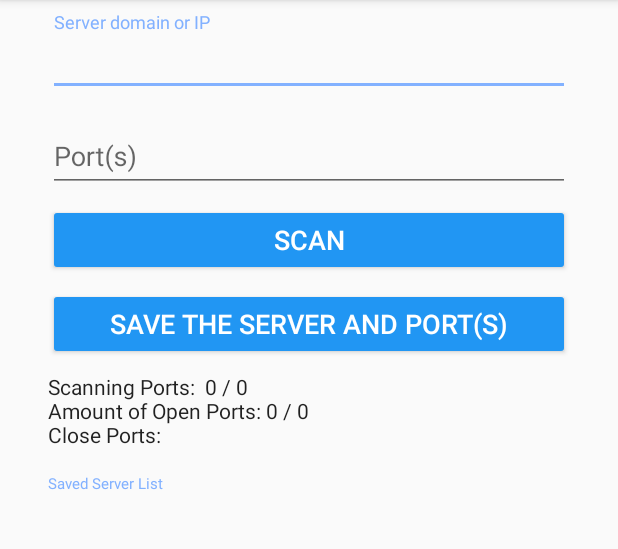
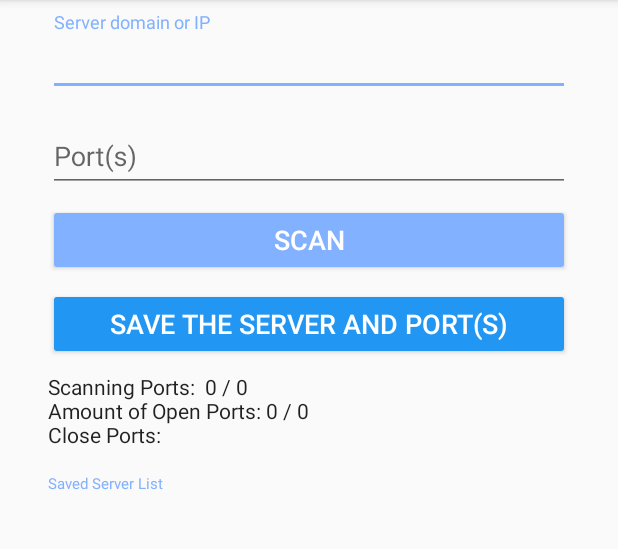
Before and after one commit to owenlsa/CheckPort, an Android app: the screen it shows after launch (MainActivity), after a tap on "SCAN", on a phone screen of 412 x 824 dp, the part 84-633 px from its top. Run offline under Robolectric (Android 15) with nearby library versions, the phone set to English and light mode, and no system bars.

Commit message:
Make SCAN btn looks lighter when SCANNING.

```diff
--- a/app/src/main/java/com/lsa/checkport/MainActivity.java
+++ b/app/src/main/java/com/lsa/checkport/MainActivity.java
@@ -1,12 +1,15 @@
 package com.lsa.checkport;
 
 import android.annotation.SuppressLint;
+import android.content.res.ColorStateList;
+import android.graphics.drawable.Drawable;
 import android.os.Bundle;
 import android.os.Handler;
 import android.view.HapticFeedbackConstants;
 import android.view.View;
 import android.widget.AdapterView;
 import android.widget.ArrayAdapter;
+import android.widget.Button;
 import android.widget.EditText;
 import android.widget.ListView;
 import android.widget.TextView;
@@ -38,6 +41,7 @@ public class MainActivity extends AppCompatActivity {
     private TextView textViewData1;
     private EditText etPort;
     private EditText etDomain;
+    private Button btnScanBtn;
     private ListView listView;
     private String[] myDataset;
     private int UPDATE_LIST = 0;
@@ -58,6 +62,7 @@ public class MainActivity extends AppCompatActivity {
         etDomain = findViewById(R.id.inDomain);
         etPort = findViewById(R.id.inPort);
         listView= findViewById(R.id.serverList);
+        btnScanBtn = findViewById(R.id.btnScan);
 
         loadJson(SERVER_JSON); //获取json，初始化jsonArrayCurrent
 
@@ -146,6 +151,7 @@ public class MainActivity extends AppCompatActivity {
             okTimes = 0;
             failList = "";
             SCANNING = 1;
+            btnScanBtn.setBackgroundTintList(getColorStateList(R.color.colorAccent));
             final String strDomain = etDomain.getText().toString();
             final String strPort = etPort.getText().toString();
             if (strDomain.equals("") || strPort.equals("")) {
@@ -186,11 +192,13 @@ public class MainActivity extends AppCompatActivity {
 
             } catch (Exception e) {
                 SCANNING = 0;
+                btnScanBtn.setBackgroundTintList(getColorStateList(R.color.colorPrimary));
                 System.out.println("Error 102");
                 e.printStackTrace();
             }
         }
         SCANNING = 0;
+        btnScanBtn.setBackgroundTintList(getColorStateList(R.color.colorPrimary));
     }
 
 
```
